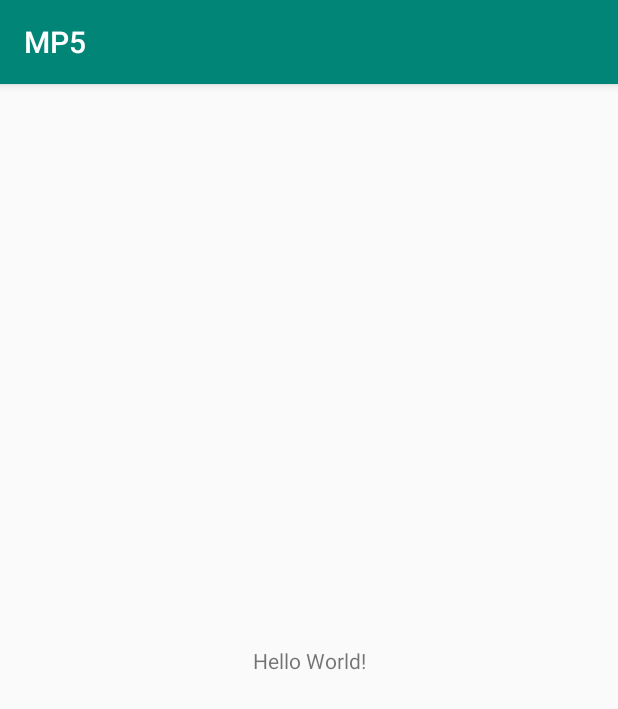
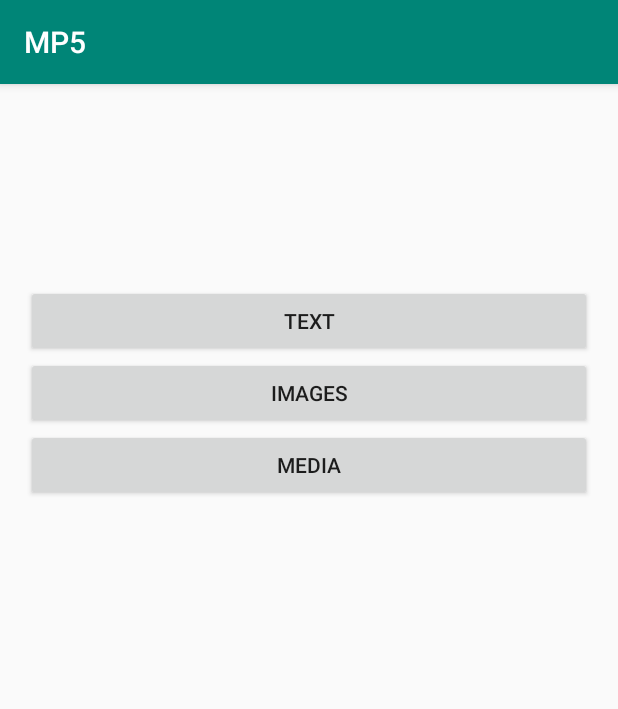
Before and after one commit to JonathanGWesterfield/ECEN-489, an Android app: the screen it shows after launch (MainActivity), on a phone screen of 412 x 824 dp. Shown: the top 709 px of the screen. Run offline under Robolectric (Android 15) with nearby library versions, the phone set to English and light mode, and no system bars.

Commit message:
Started MP5

```diff
--- a/Machine Problems/MP5/MP5/app/src/main/AndroidManifest.xml
+++ b/Machine Problems/MP5/MP5/app/src/main/AndroidManifest.xml
@@ -9,6 +9,7 @@
         android:roundIcon="@mipmap/ic_launcher_round"
         android:supportsRtl="true"
         android:theme="@style/AppTheme">
+
         <activity android:name=".MainActivity">
             <intent-filter>
                 <action android:name="android.intent.action.MAIN" />
@@ -17,5 +18,5 @@
             </intent-filter>
         </activity>
     </application>
-
+    <uses-permission android:name="android.permission.READ_EXTERNAL_STORAGE"/>
 </manifest>
--- a/Machine Problems/MP5/MP5/app/src/main/res/layout/activity_main.xml
+++ b/Machine Problems/MP5/MP5/app/src/main/res/layout/activity_main.xml
@@ -6,13 +6,36 @@
     android:layout_height="match_parent"
     tools:context=".MainActivity">
 
-    <TextView
-        android:layout_width="wrap_content"
-        android:layout_height="wrap_content"
-        android:text="Hello World!"
+    <LinearLayout
+        android:id="@+id/linearLay"
+        android:layout_width="377dp"
+        android:layout_height="500dp"
+        android:layout_marginStart="8dp"
+        android:layout_marginTop="8dp"
+        android:layout_marginEnd="8dp"
+        android:layout_marginBottom="8dp"
+        android:orientation="vertical"
         app:layout_constraintBottom_toBottomOf="parent"
-        app:layout_constraintLeft_toLeftOf="parent"
-        app:layout_constraintRight_toRightOf="parent"
-        app:layout_constraintTop_toTopOf="parent" />
+        app:layout_constraintEnd_toEndOf="parent"
+        app:layout_constraintStart_toStartOf="parent"
+        app:layout_constraintTop_toTopOf="parent">
 
+        <Button
+            android:id="@+id/textbtn"
+            android:layout_width="match_parent"
+            android:layout_height="wrap_content"
+            android:text="Text" />
+
+        <Button
+            android:id="@+id/imgBtn"
+            android:layout_width="match_parent"
+            android:layout_height="wrap_content"
+            android:text="Images" />
+
+        <Button
+            android:id="@+id/mediaBtn"
+            android:layout_width="match_parent"
+            android:layout_height="wrap_content"
+            android:text="Media" />
+    </LinearLayout>
 </android.support.constraint.ConstraintLayout>
```
